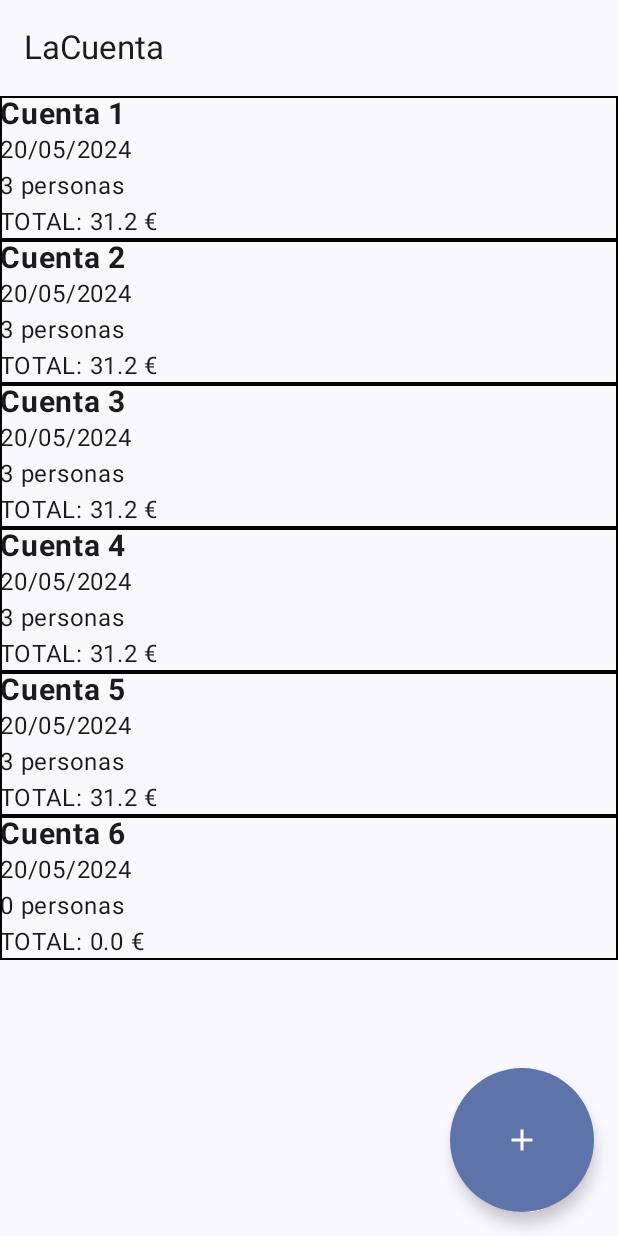
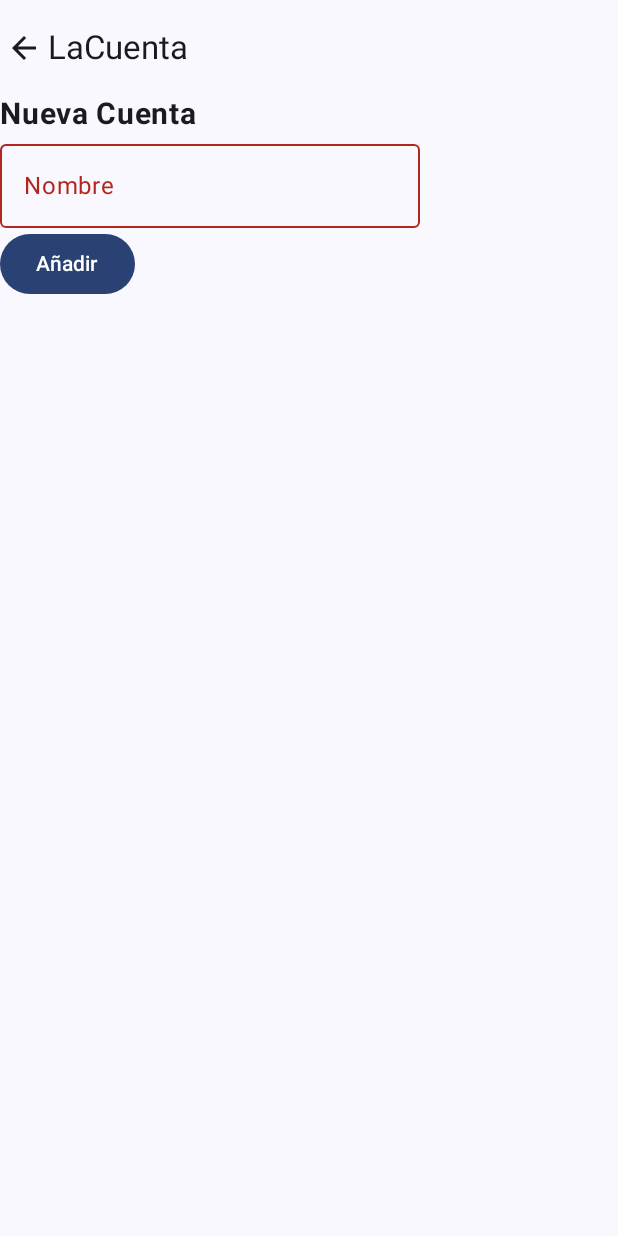
Before and after one commit to rdediegomelon/LaCuenta, an Android app built with Jetpack Compose: the screen it shows after launch (MainActivity), after a tap on "Large floating action button", on a phone screen of 412 x 824 dp. Run offline under Robolectric (Android 15) with nearby library versions, the phone set to English and light mode, and no system bars.

Commit message:
New AddCuentaScreen

```diff
--- /dev/null
+++ b/app/src/main/java/es/vallecilloweb/lacuenta/domain/AddConsumicionUseCase.kt
@@ -0,0 +1,13 @@
+package es.vallecilloweb.lacuenta.domain
+
+import es.vallecilloweb.lacuenta.data.ConsumicionModel
+import es.vallecilloweb.lacuenta.data.CuentaModel
+
+class AddConsumicionUseCase {
+
+    fun addConsumicion(cuenta:CuentaModel, person:String, name:String, cost:Float, quantity:Int){
+        var consumicion: ConsumicionModel = ConsumicionModel(name,cost,quantity)
+        cuenta.addConsumicion(person,consumicion)
+    }
+
+}
--- a/app/src/main/java/es/vallecilloweb/lacuenta/ui/navigation/AppNavigation.kt
+++ b/app/src/main/java/es/vallecilloweb/lacuenta/ui/navigation/AppNavigation.kt
@@ -7,6 +7,7 @@ import androidx.navigation.compose.rememberNavController
 import es.vallecilloweb.lacuenta.ui.screens.ListCuentasScreen
 import es.vallecilloweb.lacuenta.ui.viewmodel.CuentaViewModel
 import es.vallecilloweb.lacuenta.ui.screens.CuentaDetailScreen
+import es.vallecilloweb.lacuenta.ui.screens.AddCuentaScreen
 
 
 @Composable
@@ -19,5 +20,8 @@ fun AppNavigation(cuentaViewModel: CuentaViewModel){
         composable(AppScreens.CuentaDetailScreen.route){
             CuentaDetailScreen(navController = navController,cuentaViewModel)
         }
+        composable(AppScreens.AddCuentaScreen.route){
+            AddCuentaScreen(navController = navController, cuentaViewModel)
+        }
     }
 }
--- a/app/src/main/java/es/vallecilloweb/lacuenta/ui/navigation/AppScreens.kt
+++ b/app/src/main/java/es/vallecilloweb/lacuenta/ui/navigation/AppScreens.kt
@@ -1,6 +1,8 @@
 package es.vallecilloweb.lacuenta.ui.navigation
 
 sealed class AppScreens(val route:String) {
+
     object ListCuentasScreen: AppScreens("listcuentascreen")
     object CuentaDetailScreen: AppScreens("cuentadetailscreen")
+    object AddCuentaScreen: AppScreens("addcuentascreen")
 }
--- /dev/null
+++ b/app/src/main/java/es/vallecilloweb/lacuenta/ui/screens/AddCuentaScreen.kt
@@ -0,0 +1,85 @@
+package es.vallecilloweb.lacuenta.ui.screens
+
+import androidx.compose.foundation.clickable
+import androidx.compose.foundation.layout.Column
+import androidx.compose.foundation.layout.PaddingValues
+import androidx.compose.foundation.layout.fillMaxWidth
+import androidx.compose.foundation.layout.padding
+import androidx.compose.foundation.text.KeyboardOptions
+import androidx.compose.material.icons.Icons
+import androidx.compose.material.icons.filled.ArrowBack
+import androidx.compose.material3.Button
+import androidx.compose.material3.ExperimentalMaterial3Api
+import androidx.compose.material3.Icon
+import androidx.compose.material3.OutlinedTextField
+import androidx.compose.material3.Scaffold
+import androidx.compose.material3.Text
+import androidx.compose.material3.TopAppBar
+import androidx.compose.runtime.Composable
+import androidx.compose.runtime.getValue
+import androidx.compose.runtime.mutableStateOf
+import androidx.compose.runtime.remember
+import androidx.compose.runtime.setValue
+import androidx.compose.ui.Modifier
+import androidx.compose.ui.res.stringResource
+import androidx.compose.ui.text.font.FontWeight
+import androidx.compose.ui.text.input.KeyboardCapitalization
+import androidx.compose.ui.text.input.TextFieldValue
+import androidx.compose.ui.unit.sp
+import androidx.navigation.NavHostController
+import es.vallecilloweb.lacuenta.R
+import es.vallecilloweb.lacuenta.ui.viewmodel.CuentaViewModel
+
+
+@OptIn(ExperimentalMaterial3Api::class)
+@Composable
+fun AddCuentaScreen(navController: NavHostController, viewModel: CuentaViewModel){
+    Scaffold(
+        topBar = {
+            TopAppBar(
+                navigationIcon = {
+                    Icon(
+                        imageVector = Icons.Default.ArrowBack,
+                        contentDescription = "Back",
+                        modifier = Modifier.clickable { navController.popBackStack() })
+                },
+                title = { Text(stringResource(id = R.string.app_name)) },
+            )
+        },
+        content = { padding -> AddCuentaForm(padding,viewModel,navController)}
+    )
+}
+
+@Composable
+fun AddCuentaForm(padding: PaddingValues,viewModel:CuentaViewModel,navController: NavHostController){
+    var name by remember { mutableStateOf(TextFieldValue("")) }
+
+    Column(
+        Modifier
+            .padding(paddingValues = padding)
+            .fillMaxWidth()) {
+        Text(text="Nueva Cuenta", fontSize = 20.sp, fontWeight = FontWeight.Bold)
+        OutlinedTextField(
+            value = name,
+            onValueChange = {
+                name = it
+            },
+            label = { Text(text = "Nombre") },
+            keyboardOptions = KeyboardOptions(capitalization = KeyboardCapitalization.Words),
+            isError = !isValidCuentaName(name.text),
+        )
+        Button(onClick = {
+            //Validacion del valor introducido, de al menos 3 caracteres
+            if (isValidCuentaName(name.text)) {
+                viewModel.onClickNewCuentaButton(navController, name.text)
+            }
+        }
+        ) {
+            Text(text = "Añadir")
+        }
+    }
+}
+
+fun isValidCuentaName(name:String):Boolean {
+    return name.length >= 3
+}
--- a/app/src/main/java/es/vallecilloweb/lacuenta/ui/screens/ListCuentasScreen.kt
+++ b/app/src/main/java/es/vallecilloweb/lacuenta/ui/screens/ListCuentasScreen.kt
@@ -43,7 +43,7 @@ fun ListCuentasScreen(navController:NavHostController, viewModel: CuentaViewMode
             )
         },
         floatingActionButton = {
-            ListCuentasAddButton(){viewModel.onClickAddCuentaButton()}
+            ListCuentasAddButton(navController){viewModel.onClickAddCuentaButton(navController)}
         },
 
         content = { padding -> ListCuentas(padding,navController,viewModel)
@@ -74,7 +74,7 @@ fun ListCuentasElement(navController:NavHostController,viewModel: CuentaViewMode
         Modifier
             .border(1.dp, Color.Black)
             .fillMaxWidth()
-            .clickable { onClickListCuentasItem(navController, viewModel, cuenta) }) {
+            .clickable { viewModel.onClickCuentaDetail(navController,cuenta) }) {
         Text(cuenta.name, fontWeight = FontWeight.Bold, fontSize = 20.sp)
         Text (dateFormat.format(cuenta.dateCreated))
         if (cuenta.consumiciones.size!=1)
@@ -86,16 +86,11 @@ fun ListCuentasElement(navController:NavHostController,viewModel: CuentaViewMode
 }
 
 @Composable
-fun ListCuentasAddButton(onClickAddCuentaButton: () -> Unit) {
+fun ListCuentasAddButton(navController:NavHostController, onClickAddCuentaButton: (navController:NavHostController) -> Unit) {
     LargeFloatingActionButton(
-        onClick = { onClickAddCuentaButton () },
+        onClick = { onClickAddCuentaButton (navController) },
         shape = CircleShape,
     ) {
         Icon(Icons.Filled.Add, "Large floating action button")
     }
 }
-
-//FUNCIONES DE EVENTOS
-private fun onClickListCuentasItem(navController:NavHostController,cuentaviewmodel:CuentaViewModel,cuenta:CuentaModel) {
-    cuentaviewmodel.onClickCuentaDetail(navController,cuenta)
-}
--- a/app/src/main/java/es/vallecilloweb/lacuenta/ui/viewmodel/CuentaViewModel.kt
+++ b/app/src/main/java/es/vallecilloweb/lacuenta/ui/viewmodel/CuentaViewModel.kt
@@ -10,6 +10,7 @@ import androidx.navigation.NavHostController
 import es.vallecilloweb.lacuenta.data.ConsumicionModel
 import es.vallecilloweb.lacuenta.data.CuentaModel
 import es.vallecilloweb.lacuenta.data.CuentaRepository
+import es.vallecilloweb.lacuenta.domain.AddConsumicionUseCase
 import es.vallecilloweb.lacuenta.domain.AddCuentaUseCase
 import es.vallecilloweb.lacuenta.domain.GetAllCuentasUseCase
 import es.vallecilloweb.lacuenta.ui.navigation.AppScreens
@@ -24,8 +25,7 @@ class CuentaViewModel:ViewModel() {
 
     private val getAllCuentasUseCase=GetAllCuentasUseCase()
     private val addCuentasUseCase=AddCuentaUseCase()
-
-
+    private val addConsumicionUseCase=AddConsumicionUseCase()
 
     init {
         load()
@@ -37,18 +37,23 @@ class CuentaViewModel:ViewModel() {
         _cuentas.addAll(allcuentas)
     }
 
-    public fun onClickAddCuentaButton (){
-        addCuentasUseCase.addCuenta("Cuenta ${_cuentas.size+1}")
+    public fun onClickAddCuentaButton (navController: NavHostController){
+        navController.navigate(AppScreens.AddCuentaScreen.route)
+    }
+
+    public fun onClickNewCuentaButton(navController: NavHostController,name:String){
+        addCuentasUseCase.addCuenta(name)
         load()
+        navController.navigate(AppScreens.ListCuentasScreen.route)
     }
 
     public fun onClickAddConsumicionButton(){
-        var consumicion: ConsumicionModel = ConsumicionModel("Vermú", cost = 3f, quantity = 1)
-        _cuentaDetail.value?.addConsumicion("Boton",consumicion)
+        addConsumicionUseCase.addConsumicion(_cuentaDetail.value!!,"Botón","Vermú", cost = 3f, quantity = 1)
     }
 
     public fun onClickCuentaDetail(navController: NavHostController, cuenta:CuentaModel){
         _cuentaDetail.value=cuenta
         navController.navigate(AppScreens.CuentaDetailScreen.route)
     }
+
 }
```
Also changed, not shown: app/src/main/java/es/vallecilloweb/lacuenta/ui/screens/CuentaDetailScreen.kt (+3 -4 lines).
